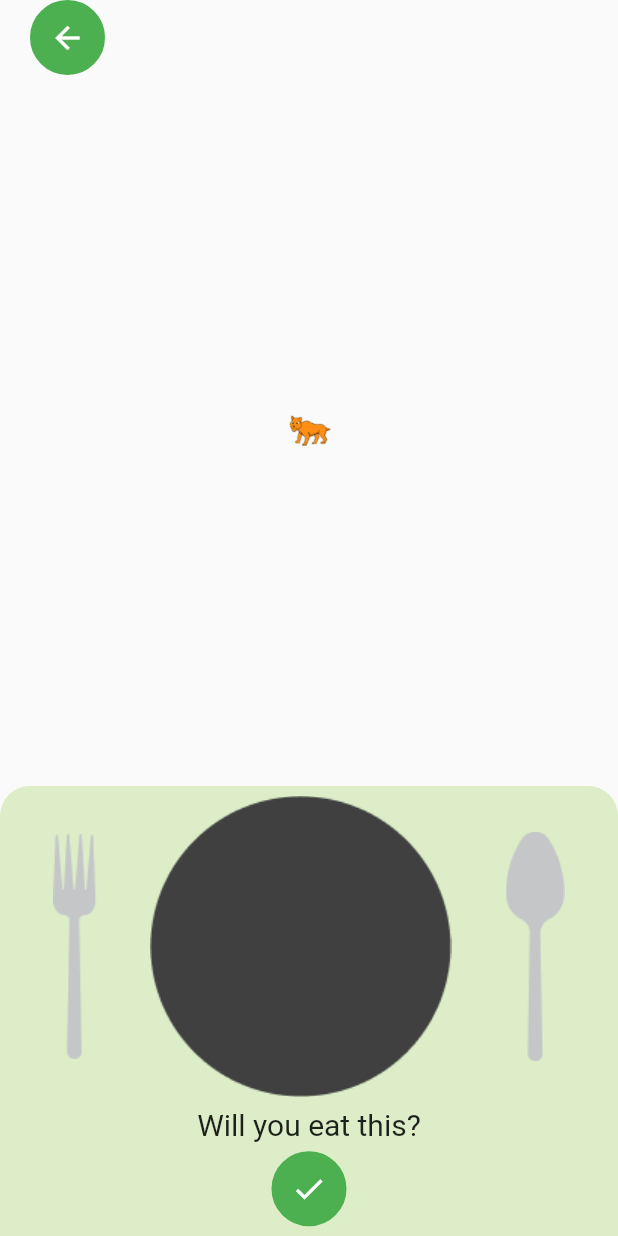
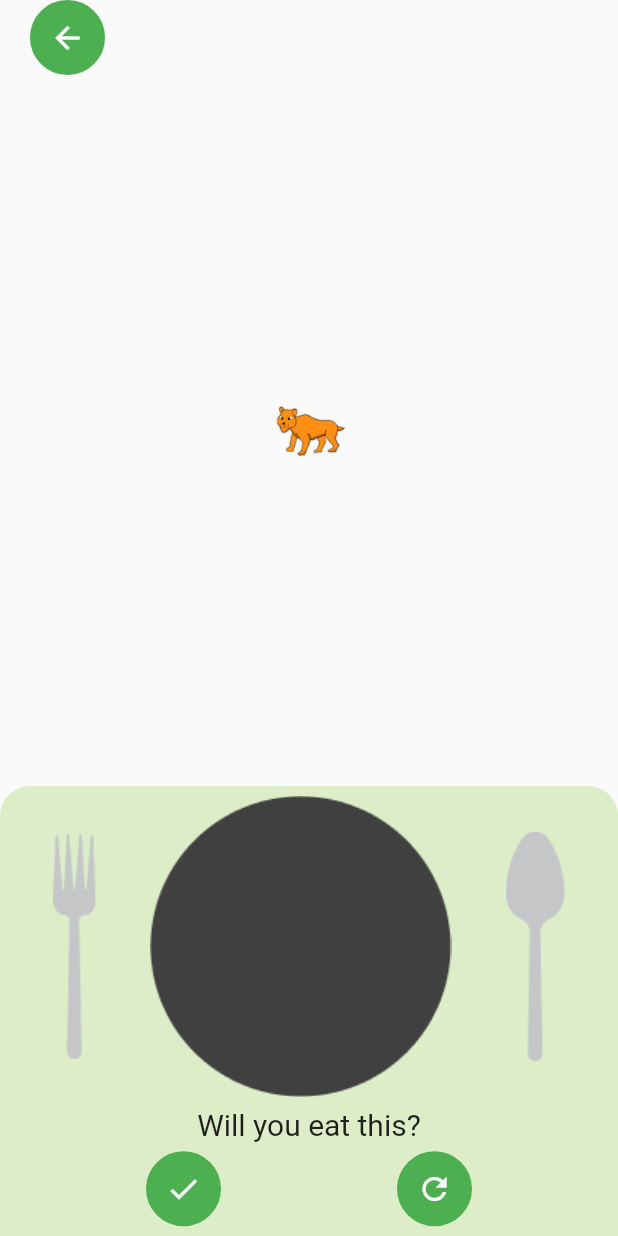
Before and after one commit to praveenbhandari/alemeno-intern-task, a Flutter app: what home_page() shows on an empty page, opened directly, after a tap on the "camera alt" icon, on a phone screen of 412 x 824 dp. Run offline on Flutter 3.47's test engine with Material 2 defaults, Android fonts, the phone set to English and light mode, and no system bars; our stand-ins replace file_picker, firebase_core, firebase_storage, google_fonts; accounts and stored records are empty.

```diff
--- /dev/null
+++ b/lib/exit.dart
@@ -0,0 +1,67 @@
+import 'package:flutter/cupertino.dart';
+import 'package:flutter/material.dart';
+
+class exit extends StatelessWidget {
+  const exit({Key? key}) : super(key: key);
+
+  @override
+  Widget build(BuildContext context) {
+
+    return MaterialApp(
+      home: Scaffold(
+        body: SafeArea(
+          child: FlatButton(
+            onPressed: () {},
+            child: Align(
+              alignment: Alignment.center,
+              child: Text(
+                "GOOD JOB",
+                style: TextStyle(fontSize: 50,color: Colors.green,fontWeight: FontWeight.bold ),
+              ),
+            ),
+          ),
+        ),
+      ),
+    );
+  }
+}
+
+class exittt extends StatefulWidget {
+  const exittt({Key? key}) : super(key: key);
+
+  @override
+  State<exittt> createState() => _exitttState();
+}
+
+class _exitttState extends State<exittt> {
+  void initState(){
+
+    super.initState();
+    Future.delayed(Duration.zero, () {
+      this.snak();
+    });
+  }
+
+  void snak(){
+    final snackBar = SnackBar(content: Text('Successfully Uploaded',style: TextStyle(color: Colors.black),),backgroundColor: Colors.yellow,duration: Duration(seconds: 10),);
+    ScaffoldMessenger.of(context).showSnackBar(snackBar);
+
+  }
+  @override
+  Widget build(BuildContext context) {
+    return MaterialApp(
+    home: Scaffold(
+      body: SafeArea(
+        child: Align(
+          alignment: Alignment.center,
+          child: Text(
+            "GOOD JOB",
+            style: TextStyle(fontSize: 50,color: Colors.green,fontWeight: FontWeight.bold ),
+          ),
+        ),
+      ),
+    ),
+  );
+
+  }
+}
--- a/lib/home_page.dart
+++ b/lib/home_page.dart
@@ -1,6 +1,8 @@
 import 'dart:io';
 import 'dart:ui';
 
+import 'package:almeno/exit.dart';
+import 'package:almeno/main.dart';
 import 'package:file_picker/file_picker.dart';
 import 'package:firebase_core/firebase_core.dart';
 import 'package:firebase_storage/firebase_storage.dart';
@@ -10,8 +12,10 @@ import 'package:flutter/services.dart';
 String img='';
 Widget ww=placeholder();
 String tex="Click your meal";
+int cc=0;
 Widget icon_w=Icon(Icons.camera_alt,color: Colors.white,);
 Widget icon_c=Icon(Icons.check,color: Colors.white,);
+
 class firebaseinstance extends StatelessWidget {
   @override
   Widget build(BuildContext context) {
@@ -52,8 +56,8 @@ class home_page extends StatefulWidget {
 
 class _home_pageState extends State<home_page> {
   var storage = FirebaseStorage.instance;
-  double height = 10;
-  double width = 10;
+  double height = 50;
+  double width = 50;
 
   Future<void> upload(String pathh,String name) async {
     // final Directory systemTempDir = Directory.systemTemp;
@@ -74,8 +78,12 @@ print("ff"+file.toString());
       // setState(() {
       //   isLoading = false;
       // });
-      final snackBar = SnackBar(content: Text('Yay! Success'));
-      ScaffoldMessenger.of(context).showSnackBar(snackBar);
+
+      Navigator.push(
+          context,
+          new MaterialPageRoute(
+              builder: (BuildContext context) =>
+                  exittt()));
     } else {
       print('Error from image repo ${snapshot.state.toString()}');
       throw ('This file is not an image');
@@ -83,7 +91,9 @@ print("ff"+file.toString());
   }
 
 
+  String pathh="",nameee="";
   void filee()async{
+if(cc<2){
   FilePickerResult? result = await FilePicker.platform.pickFiles(type: FileType.custom,
     allowedExtensions: ['jpg','png','jpeg'],);
   print(result?.files.single.path);
@@ -94,8 +104,18 @@ if(result != null){
     setState(() {
       ww=imgggg();
       img=result.files.single.path.toString();
+      height = height + 20.0;
+      width = width + 20.0;
+      pathh=result.files.single.path.toString();
+      nameee=result.files.first.name;
     });
-  upload(result.files.single.path.toString(), result.files.first.name);
+  }}
+print(cc);
+    if(cc == 2) {
+      print("uploading................");
+      print(pathh);
+      print(nameee);
+      upload(pathh,nameee );
     }
     // File file = await FilePicker.getFile
     //   type: FileType.custom,
@@ -140,7 +160,7 @@ if(result != null){
                               context,
                               new MaterialPageRoute(
                                   builder: (BuildContext context) =>
-                                      firebaseinstance()));
+                                      main_page()));
                         },
                       ),
                     ),
@@ -168,17 +188,20 @@ if(result != null){
                         children: [
                           Image(
                               image: AssetImage(
-                            'images/Vector.png',
+                            'images/fork.png',
                           )),
                           ww,
                           Image(
                             image: AssetImage(
-                              'images/Vector (1).png',
+                              'images/spoon.png',
                             ),
                           ),
                         ],
                       ),
                       Text(tex,style: TextStyle(fontSize: 20),),
+                      Row(
+                        mainAxisAlignment: MainAxisAlignment.spaceEvenly,
+                        children: [
                           Container(
                             decoration: BoxDecoration(
                               color: Colors.green,
@@ -192,15 +215,51 @@ if(result != null){
                               child: icon_w,
                               onPressed: () {
                                 // upload();
+                                cc += 1;
                                 filee();
+
                                 setState(() {
+
+                                  print("cc : "+cc.toString());
                                   tex="Will you eat this?";
                                   icon_w=icon_c;
-                              height = height + 20.0;
-                              width = width + 20.0;
+                                  filee();
+
+                                  // height = height + 20.0;
+                                  // width = width + 20.0;
                                 });
                               },
                             ),
+                          ),
+                          Container(
+                            decoration: BoxDecoration(
+                              color: Colors.green,
+                              border: Border.all(
+                                color: Colors.green,
+                              ),
+                              shape: BoxShape.circle,
+                            ),
+                            child: FlatButton(
+                              // color: Colors.green,
+                              child: Icon(Icons.refresh_sharp,color: Colors.white,),
+                              onPressed: () {
+                                // upload();
+                                // filee();
+                                setState(() {
+                                  cc = 0;
+
+                                  ww=placeholder();
+                                  print("cc : "+cc.toString());
+                                  tex="Click your meal";
+                                  icon_w=Icon(Icons.camera_alt,color: Colors.white,);
+                                  height = 20;
+                                  width =  20;
+                                });
+                              },
+                            ),
+                          ),
+
+                        ],
                       ),
                     ],
                   ),
@@ -221,7 +280,7 @@ class placeholder extends StatelessWidget {
   Widget build(BuildContext context) {
     return Image(
         image: AssetImage(
-          'images/Vector (2).png',
+          'images/circle.png',
         ));
   }
 }
```
Also changed, not shown: pubspec.yaml (+5 -4 lines), images/Vector (1).png (deleted), images/circle.png (renamed from images/Vector (2).png), images/fork.png (renamed from images/Vector.png), images/spoon.png (renamed from images/1.png), pubspec.lock. Lines whose indentation alone changed are shown as unchanged.
